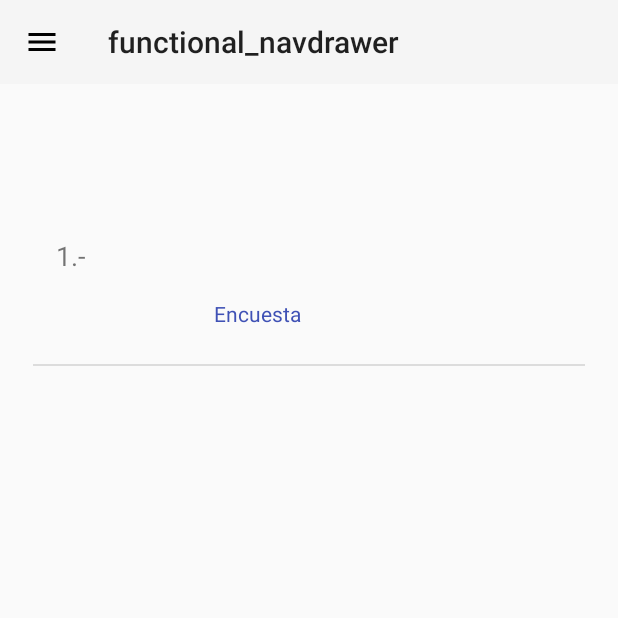
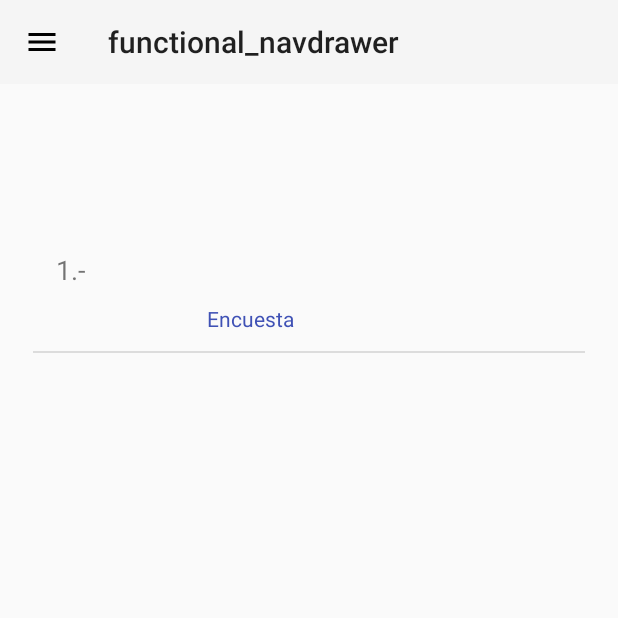
Before and after one commit to ICC-4102-APLICACIONESMOVILES/laboratorio-5-jvejar1, an Android app: the fragment NewFormFragment placed in its activity, in the side drawer, after a tap on "View Forms", on a phone screen of 412 x 824 dp, the top half of it. Run offline under Robolectric (Android 15) with nearby library versions, the phone set to English and light mode, and no system bars; our stand-ins replace Room's generated code, Volley; network calls fail.

Commit message:
login, getForms from API and save it into db, show Forms in Selectable ListView, View selected form in new layout

```diff
--- a/app/src/main/java/com/example/e440/functional_navdrawer/DaoAccess.java
+++ b/app/src/main/java/com/example/e440/functional_navdrawer/DaoAccess.java
@@ -17,13 +17,19 @@ public interface DaoAccess {
 
     @Insert
     void insertOnlySingleForm (Form form);
+
     @Insert
     void insertMultipleForms (List<Form> formList);
+
     @Query("SELECT * FROM Form WHERE formId = :formId")
     Form fetchOneFormbyFormId (int formId);
 
     @Query("SELECT * FROM Form")
     Form[] fetchAllForms();
+
+    @Query("DELETE from Form")
+    void deleteAllForms ();
+
 
 
     @Update
@@ -32,4 +38,6 @@ public interface DaoAccess {
     void deleteForm (Form form);
 
 
+
+
 }
--- a/app/src/main/java/com/example/e440/functional_navdrawer/DatabaseManager.java
+++ b/app/src/main/java/com/example/e440/functional_navdrawer/DatabaseManager.java
@@ -7,7 +7,6 @@ import android.arch.persistence.room.Room;
  */
 
 public class DatabaseManager {
-
     static final String DATABASE_NAME = "Form_db";
     static FormDatabase formDatabase;
 
--- a/app/src/main/java/com/example/e440/functional_navdrawer/FormListFragment.java
+++ b/app/src/main/java/com/example/e440/functional_navdrawer/FormListFragment.java
@@ -20,12 +20,15 @@ import java.util.List;
 
 public class FormListFragment extends Fragment {
     Form[] allForms;
+
+    MainActivity mainActivity;
     @Override
     public View onCreateView(LayoutInflater inflater, ViewGroup container,
                              Bundle savedInstanceState) {
         final View rootView = inflater.inflate(R.layout.view_forms, container, false);
 
 
+        mainActivity=(MainActivity)getActivity();
         Thread thread = new Thread(){
             public void run(){
 
@@ -60,9 +63,9 @@ public class FormListFragment extends Fragment {
         formsListView.setOnItemClickListener(new AdapterView.OnItemClickListener() {
             public void onItemClick(AdapterView<?> parent, View view,int position, long id) {
                 // When clicked, show a toast with the TextView text
-                int selectedFormId = (int)formsListView.getItemIdAtPosition(position);
+                Form selectedForm= (Form)formsListView.getItemAtPosition(position);
                 int a  = 5;
-
+                mainActivity.displayForm(selectedForm);
                  }
         });
         return rootView;
--- a/app/src/main/res/layout/form_list_item.xml
+++ b/app/src/main/res/layout/form_list_item.xml
@@ -4,26 +4,32 @@
     xmlns:app="http://schemas.android.com/apk/res-auto"
     xmlns:tools="http://schemas.android.com/tools"
     android:layout_width="match_parent"
-    android:layout_height="match_parent">
+    android:layout_height="match_parent"
+
+   >
 
     <TextView
+
         android:id="@+id/formCategoryTextView"
         android:layout_width="106dp"
-        android:layout_height="35dp"
+        android:layout_height="23dp"
         android:layout_marginBottom="8dp"
         android:layout_marginEnd="8dp"
         android:layout_marginStart="8dp"
         android:layout_marginTop="8dp"
+        android:focusable="false"
         android:text="TextView"
         android:textColor="@color/colorPrimary"
         app:layout_constraintBottom_toBottomOf="parent"
         app:layout_constraintEnd_toEndOf="parent"
-        app:layout_constraintHorizontal_bias="0.458"
+        app:layout_constraintHorizontal_bias="0.438"
         app:layout_constraintStart_toStartOf="parent"
         app:layout_constraintTop_toBottomOf="@+id/formNameTextView"
-        app:layout_constraintVertical_bias="0.0" />
+        app:layout_constraintVertical_bias="0.714" />
 
     <TextView
+
+        android:focusable="false"
         android:id="@+id/formNameTextView"
         android:layout_width="236dp"
         android:layout_height="33dp"
@@ -40,9 +46,10 @@
         app:layout_constraintHorizontal_bias="0.166"
         app:layout_constraintStart_toEndOf="@+id/formIdTextView"
         app:layout_constraintTop_toTopOf="parent"
-        app:layout_constraintVertical_bias="0.015" />
+        app:layout_constraintVertical_bias="0.110000014" />
 
     <TextView
+
         android:id="@+id/formIdTextView"
         android:layout_width="62dp"
         android:layout_height="31dp"
@@ -50,12 +57,13 @@
         android:layout_marginEnd="8dp"
         android:layout_marginStart="8dp"
         android:layout_marginTop="8dp"
+        android:focusable="false"
         android:text="TextView"
         android:textSize="18sp"
         app:layout_constraintBottom_toBottomOf="parent"
         app:layout_constraintEnd_toEndOf="parent"
-        app:layout_constraintHorizontal_bias="0.025"
+        app:layout_constraintHorizontal_bias="0.026"
         app:layout_constraintStart_toStartOf="parent"
         app:layout_constraintTop_toTopOf="parent"
-        app:layout_constraintVertical_bias="0.015" />
+        app:layout_constraintVertical_bias="0.275" />
 </android.support.constraint.ConstraintLayout>
```
Also changed, not shown: app/src/main/java/com/example/e440/functional_navdrawer/Form.java (+10 -0 lines), app/src/main/java/com/example/e440/functional_navdrawer/MainActivity.java (+51 -12 lines), app/src/main/java/com/example/e440/functional_navdrawer/ShowFormFragment.java (added, +43 -0 lines), app/src/main/res/layout/show_form_fragment.xml (added, +55 -0 lines).
